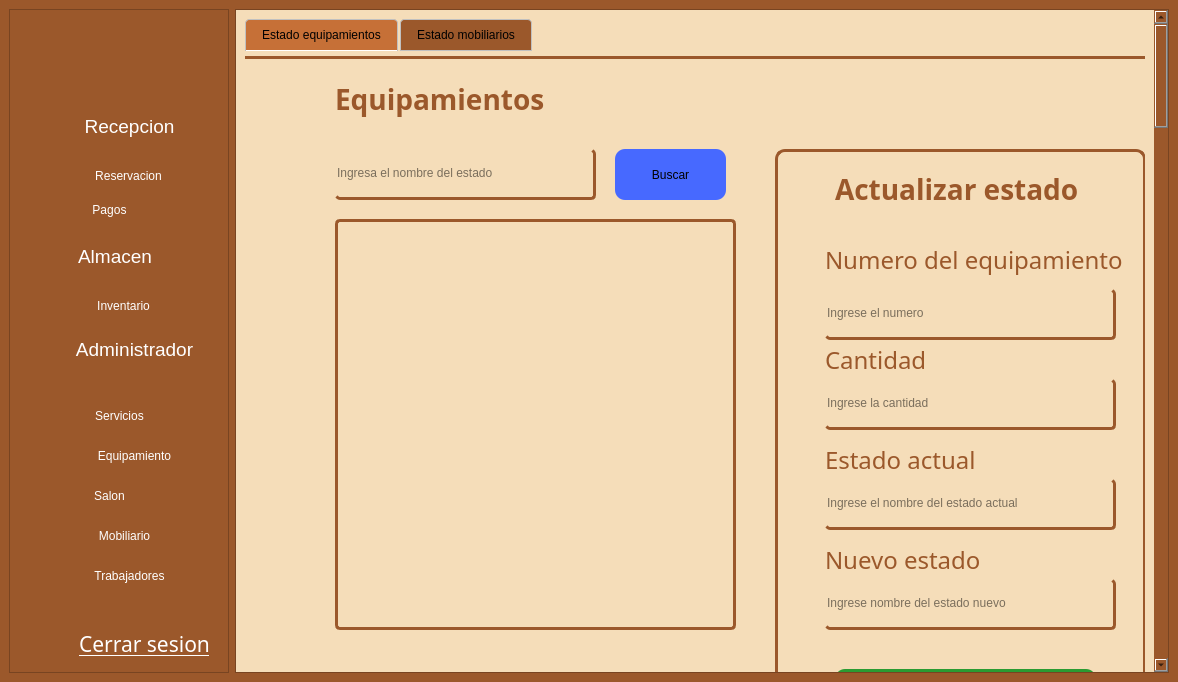
Before: the Qt Designer form gui/admin_screen.ui in asp-laboratories/BookingRoom_Software, drawn with Qt 5.
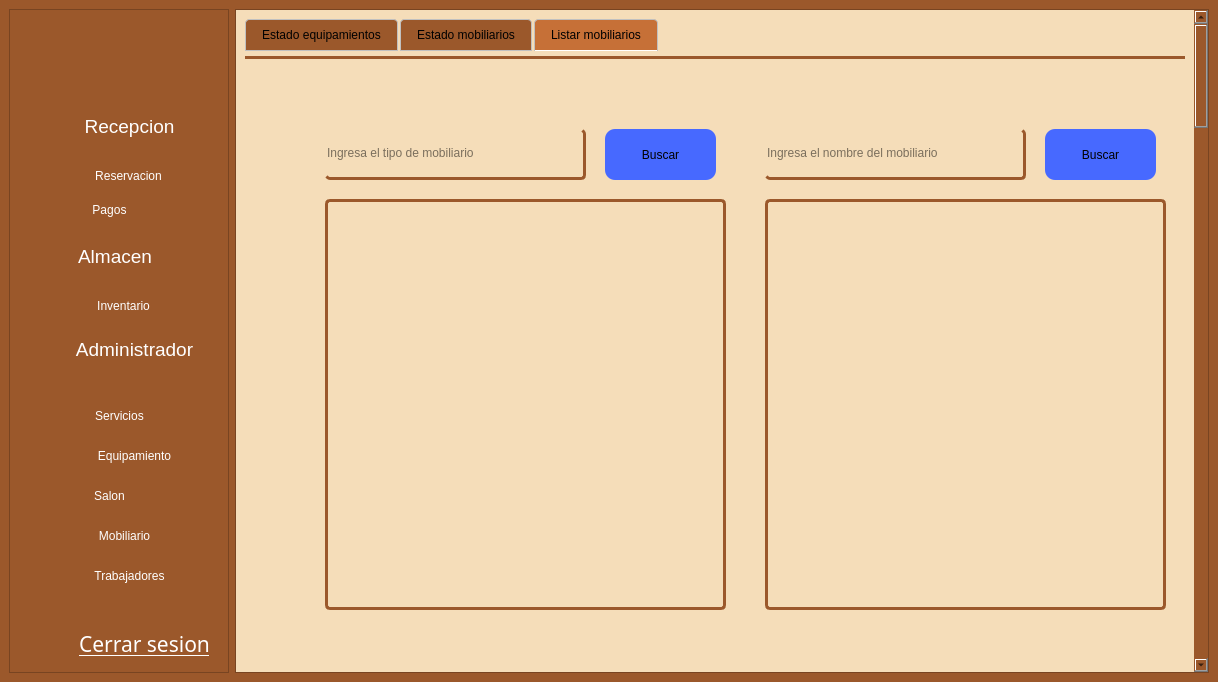
After: the same form once the commit is applied. The open tabs and pages were chosen to show the change. Icons and pictures are not drawn.

Commit message: feat(gui): Consulta 10 y 9, busqueda por tipo y especificaciones de un mobiliario

```diff
--- a/gui/admin_screen.ui
+++ b/gui/admin_screen.ui
@@ -6,7 +6,7 @@
    <rect>
     <x>0</x>
     <y>0</y>
-    <width>1178</width>
+    <width>1218</width>
     <height>682</height>
    </rect>
   </property>
@@ -641,7 +641,7 @@
         <rect>
          <x>0</x>
          <y>0</y>
-         <width>947</width>
+         <width>987</width>
          <height>4000</height>
         </rect>
        </property>
@@ -5593,7 +5593,7 @@
 }</string>
             </property>
             <property name="currentIndex">
-             <number>0</number>
+             <number>2</number>
             </property>
             <widget class="QWidget" name="tab_24">
              <attribute name="title">
@@ -6374,6 +6374,163 @@
              <zorder>almResultadoM</zorder>
              <zorder>label_48</zorder>
             </widget>
+            <widget class="QWidget" name="tab_2">
+             <attribute name="title">
+              <string>Listar mobiliarios</string>
+             </attribute>
+             <widget class="QTextEdit" name="almResulE_2">
+              <property name="enabled">
+               <bool>true</bool>
+              </property>
+              <property name="geometry">
+               <rect>
+                <x>80</x>
+                <y>140</y>
+                <width>401</width>
+                <height>411</height>
+               </rect>
+              </property>
+              <property name="font">
+               <font>
+                <family>Adwaita Sans</family>
+                <pointsize>12</pointsize>
+               </font>
+              </property>
+              <property name="cursor" stdset="0">
+               <cursorShape>IBeamCursor</cursorShape>
+              </property>
+              <property name="styleSheet">
+               <string notr="true">border: unset;
+color: rgb(0, 0, 0);
+border-radius: 5px;
+border: 3px solid rgba(155, 88, 43, 1.0);
+</string>
+              </property>
+              <property name="verticalScrollBarPolicy">
+               <enum>Qt::ScrollBarPolicy::ScrollBarAsNeeded</enum>
+              </property>
+              <property name="readOnly">
+               <bool>true</bool>
+              </property>
+             </widget>
+             <widget class="QLineEdit" name="almBuscadorE_2">
+              <property name="geometry">
+               <rect>
+                <x>80</x>
+                <y>70</y>
+                <width>261</width>
+                <height>51</height>
+               </rect>
+              </property>
+              <property name="styleSheet">
+               <string notr="true">border: unset;
+color: rgb(0, 0, 0);
+border-radius: 5px;
+border-bottom: 3px solid rgba(155, 88, 43, 1.0);
+border-right: 3px solid  rgba(155, 88, 43, 1.0);</string>
+              </property>
+              <property name="placeholderText">
+               <string>Ingresa el tipo de mobiliario</string>
+              </property>
+             </widget>
+             <widget class="QPushButton" name="almBuscarE_2">
+              <property name="geometry">
+               <rect>
+                <x>360</x>
+                <y>70</y>
+                <width>111</width>
+                <height>51</height>
+               </rect>
+              </property>
+              <property name="cursor">
+               <cursorShape>PointingHandCursor</cursorShape>
+              </property>
+              <property name="styleSheet">
+               <string notr="true">border: none;
+border-radius: 10px;
+background-color: rgb(71, 105, 255);</string>
+              </property>
+              <property name="text">
+               <string>Buscar</string>
+              </property>
+             </widget>
+             <widget class="QTextEdit" name="almResulE_3">
+              <property name="enabled">
+               <bool>true</bool>
+              </property>
+              <property name="geometry">
+               <rect>
+                <x>520</x>
+                <y>140</y>
+                <width>401</width>
+                <height>411</height>
+               </rect>
+              </property>
+              <property name="font">
+               <font>
+                <family>Adwaita Sans</family>
+                <pointsize>12</pointsize>
+               </font>
+              </property>
+              <property name="cursor" stdset="0">
+               <cursorShape>IBeamCursor</cursorShape>
+              </property>
+              <property name="styleSheet">
+               <string notr="true">border: unset;
+color: rgb(0, 0, 0);
+border-radius: 5px;
+border: 3px solid rgba(155, 88, 43, 1.0);
+</string>
+              </property>
+              <property name="verticalScrollBarPolicy">
+               <enum>Qt::ScrollBarPolicy::ScrollBarAsNeeded</enum>
+              </property>
+              <property name="readOnly">
+               <bool>true</bool>
+              </property>
+             </widget>
+             <widget class="QLineEdit" name="almBuscadorE_3">
+              <property name="geometry">
+               <rect>
+                <x>520</x>
+                <y>70</y>
+                <width>261</width>
+                <height>51</height>
+               </rect>
+              </property>
+              <property name="styleSheet">
+               <string notr="true">border: unset;
+color: rgb(0, 0, 0);
+border-radius: 5px;
+border-bottom: 3px solid rgba(155, 88, 43, 1.0);
+border-right: 3px solid  rgba(155, 88, 43, 1.0);</string>
+              </property>
+              <property name="placeholderText">
+               <string>Ingresa el nombre del mobiliario</string>
+              </property>
+             </widget>
+             <widget class="QPushButton" name="almBuscarE_3">
+              <property name="geometry">
+               <rect>
+                <x>800</x>
+                <y>70</y>
+                <width>111</width>
+                <height>51</height>
+               </rect>
+              </property>
+              <property name="cursor">
+               <cursorShape>PointingHandCursor</cursorShape>
+              </property>
+              <property name="styleSheet">
+               <string notr="true">border: none;
+border-radius: 10px;
+background-color: rgb(71, 105, 255);</string>
+              </property>
+              <property name="text">
+               <string>Buscar</string>
+              </property>
+             </widget>
+            </widget>
            </widget>
           </widget>
           <widget class="QWidget" name="paginaPagos">
```
Left out of the diff: 4 changed lines with no effect on the pictures. The commit also changes 1 other file.
